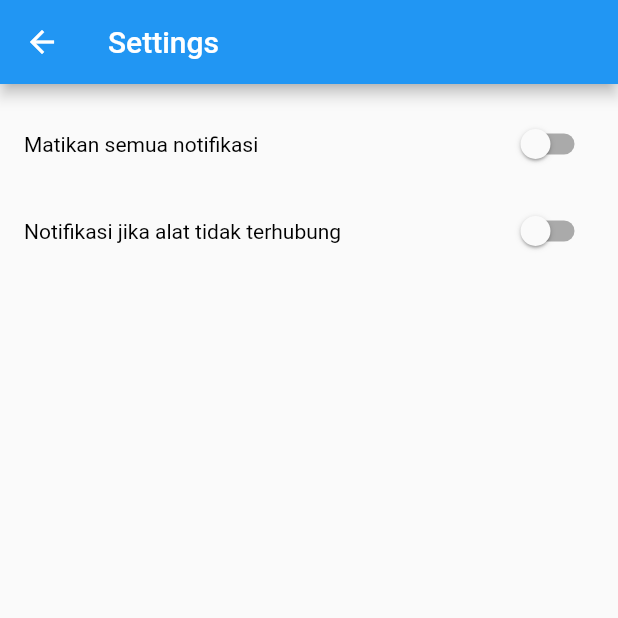
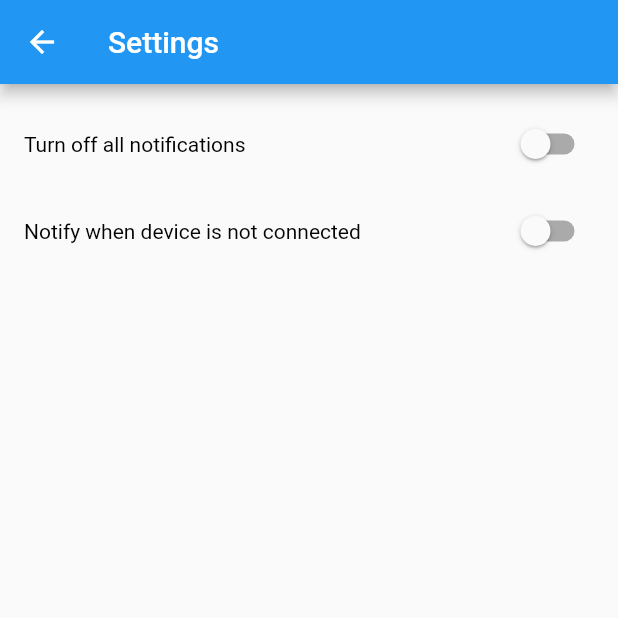
Before and after one commit to mhaikalfikri252/aquascaper_app, a Flutter app: the SettingsPage screen opened by its route, on a phone screen of 412 x 824 dp, the top half of it. Run offline on Flutter 3.47's test engine with Material 2 defaults, Android fonts, the phone set to English and light mode, and no system bars; our stand-ins replace another_flushbar, charts_flutter, cloud_firestore, device_preview, email_validator, firebase_auth and 1 more; accounts and stored records are empty.

Commit message:
add logout dialog, fix settings_page.dart language

```diff
--- a/lib/pages/drawer/settings_page.dart
+++ b/lib/pages/drawer/settings_page.dart
@@ -23,7 +23,7 @@ class _SettingsPageState extends State<SettingsPage> {
               mainAxisAlignment: MainAxisAlignment.spaceBetween,
               children: [
                 Text(
-                  'Matikan semua notifikasi',
+                  'Turn off all notifications',
                   style: TextStyle(
                     fontSize: 14,
                     color: Colors.black,
@@ -51,7 +51,7 @@ class _SettingsPageState extends State<SettingsPage> {
               mainAxisAlignment: MainAxisAlignment.spaceBetween,
               children: [
                 Text(
-                  'Notifikasi jika alat tidak terhubung',
+                  'Notify when device is not connected',
                   style: TextStyle(
                     fontSize: 14,
                     color: Colors.black,
```
Also changed, not shown: lib/widgets/main_drawer.dart (+28 -1 lines).
